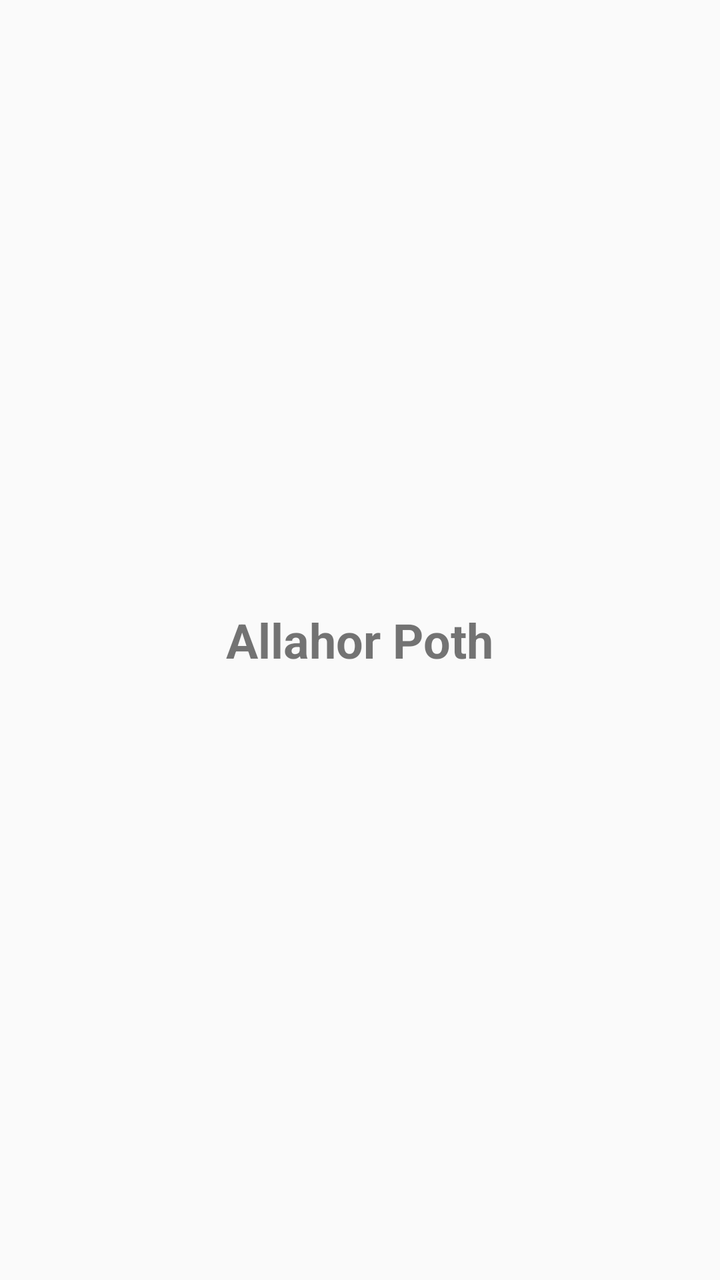
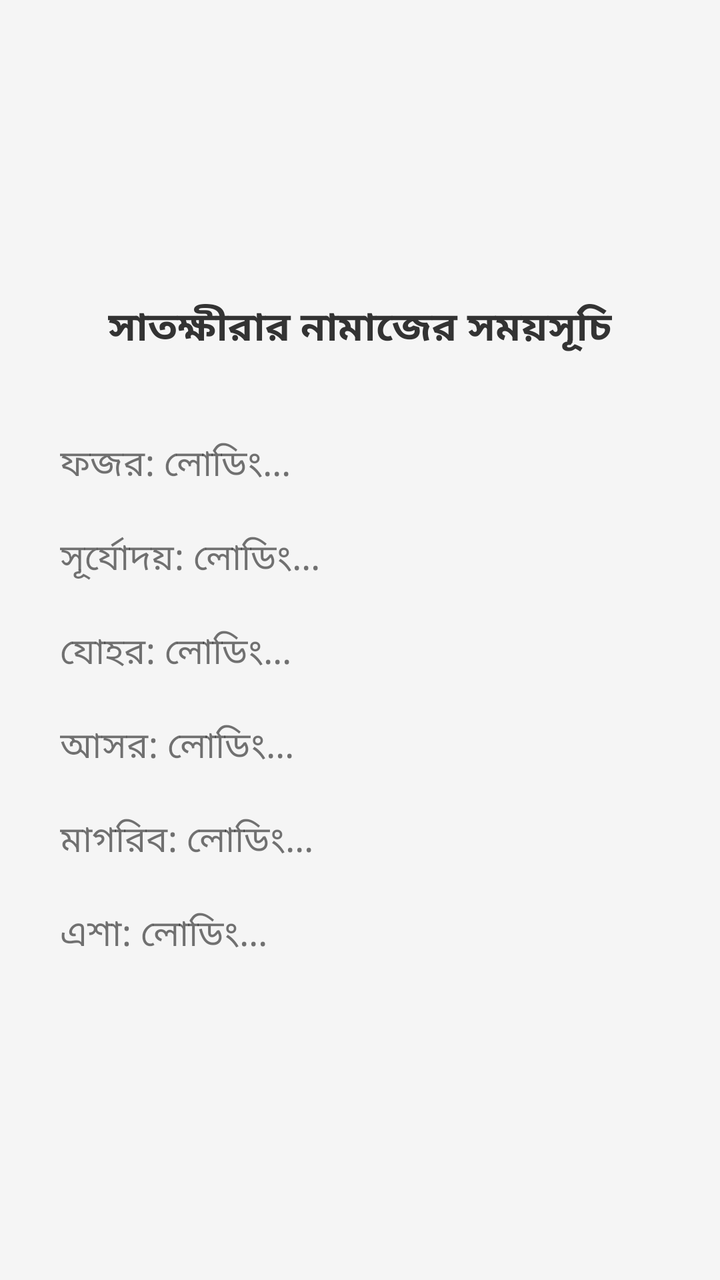

Two renders of the same Android screen: before a commit and after it. Below are the layout's source before the change and the commit's diff.
<!-- AndroidManifest.xml: application theme Theme.AppCompat.Light.DarkActionBar -->
<!-- res/layout/activity_main.xml -->
<?xml version="1.0" encoding="utf-8"?>
<LinearLayout xmlns:android="http://schemas.android.com/apk/res/android"
    android:layout_width="match_parent"
    android:layout_height="match_parent"
    android:gravity="center"
    android:orientation="vertical"
    android:padding="16dp">

    <TextView
        android:layout_width="wrap_content"
        android:layout_height="wrap_content"
        android:text="Allahor Poth"
        android:textSize="24sp"
        android:textStyle="bold" />

</LinearLayout>
<!-- resources referenced by this layout -->
<resources>

</resources>

<!-- the commit's change to res/layout/activity_main.xml (unified diff, before → after) -->
@@ -2,15 +2,66 @@
 <LinearLayout xmlns:android="http://schemas.android.com/apk/res/android"
     android:layout_width="match_parent"
     android:layout_height="match_parent"
+    android:orientation="vertical"
     android:gravity="center"
-    android:orientation="vertical"
-    android:padding="16dp">
+    android:padding="20dp"
+    android:background="#F5F5F5">
 
     <TextView
         android:layout_width="wrap_content"
         android:layout_height="wrap_content"
-        android:text="Allahor Poth"
-        android:textSize="24sp"
-        android:textStyle="bold" />
+        android:text="সাতক্ষীরার নামাজের সময়সূচি"
+        android:textSize="20sp"
+        android:textStyle="bold"
+        android:layout_marginBottom="30dp"
+        android:textColor="#333333"/>
+
+    <TextView
+        android:id="@+id/txtFajrTime"
+        android:layout_width="match_parent"
+        android:layout_height="wrap_content"
+        android:text="ফজর: লোডিং..."
+        android:textSize="18sp"
+        android:padding="10dp"/>
+
+    <TextView
+        android:id="@+id/txtSunriseTime"
+        android:layout_width="match_parent"
+        android:layout_height="wrap_content"
+        android:text="সূর্যোদয়: লোডিং..."
+        android:textSize="18sp"
+        android:padding="10dp"/>
+
+    <TextView
+        android:id="@+id/txtZoharTime"
+        android:layout_width="match_parent"
+        android:layout_height="wrap_content"
+        android:text="যোহর: লোডিং..."
+        android:textSize="18sp"
+        android:padding="10dp"/>
+
+    <TextView
+        android:id="@+id/txtAsrTime"
+        android:layout_width="match_parent"
+        android:layout_height="wrap_content"
+        android:text="আসর: লোডিং..."
+        android:textSize="18sp"
+        android:padding="10dp"/>
+
+    <TextView
+        android:id="@+id/txtMaghribTime"
+        android:layout_width="match_parent"
+        android:layout_height="wrap_content"
+        android:text="মাগরিব: লোডিং..."
+        android:textSize="18sp"
+        android:padding="10dp"/>
+
+    <TextView
+        android:id="@+id/txtIshaTime"
+        android:layout_width="match_parent"
+        android:layout_height="wrap_content"
+        android:text="এশা: লোডিং..."
+        android:textSize="18sp"
+        android:padding="10dp"/>
 
 </LinearLayout>
